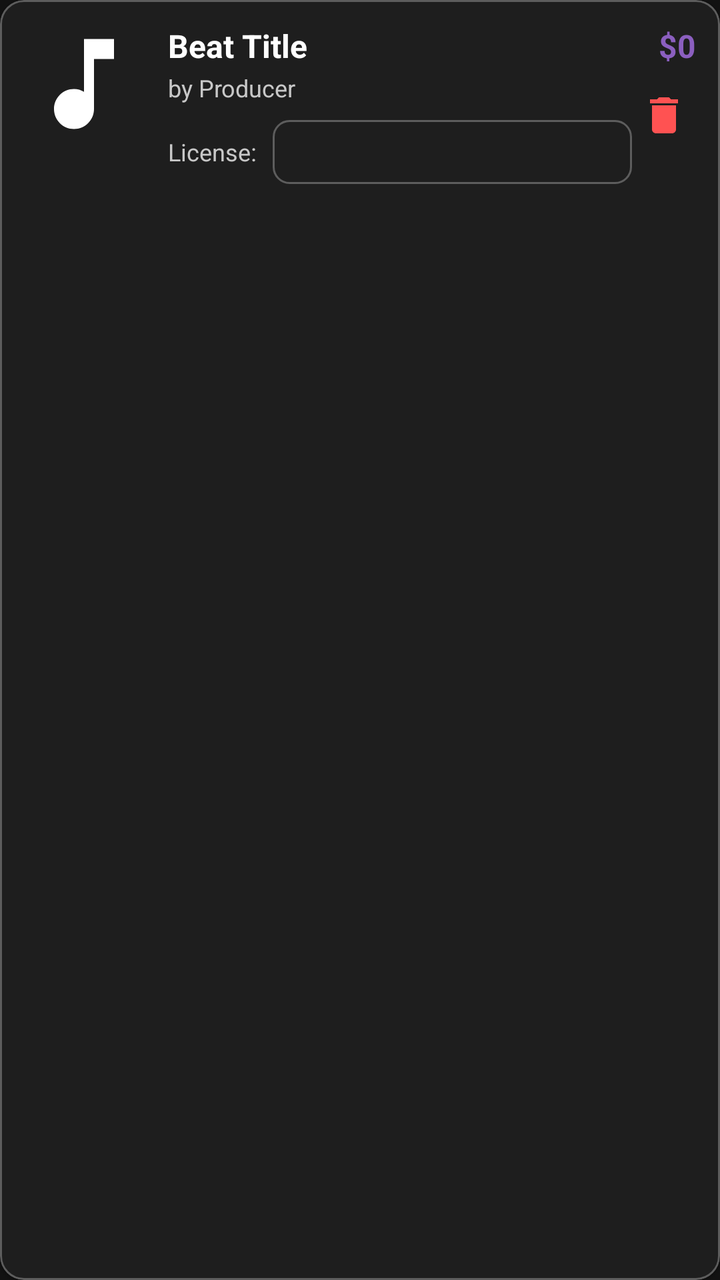
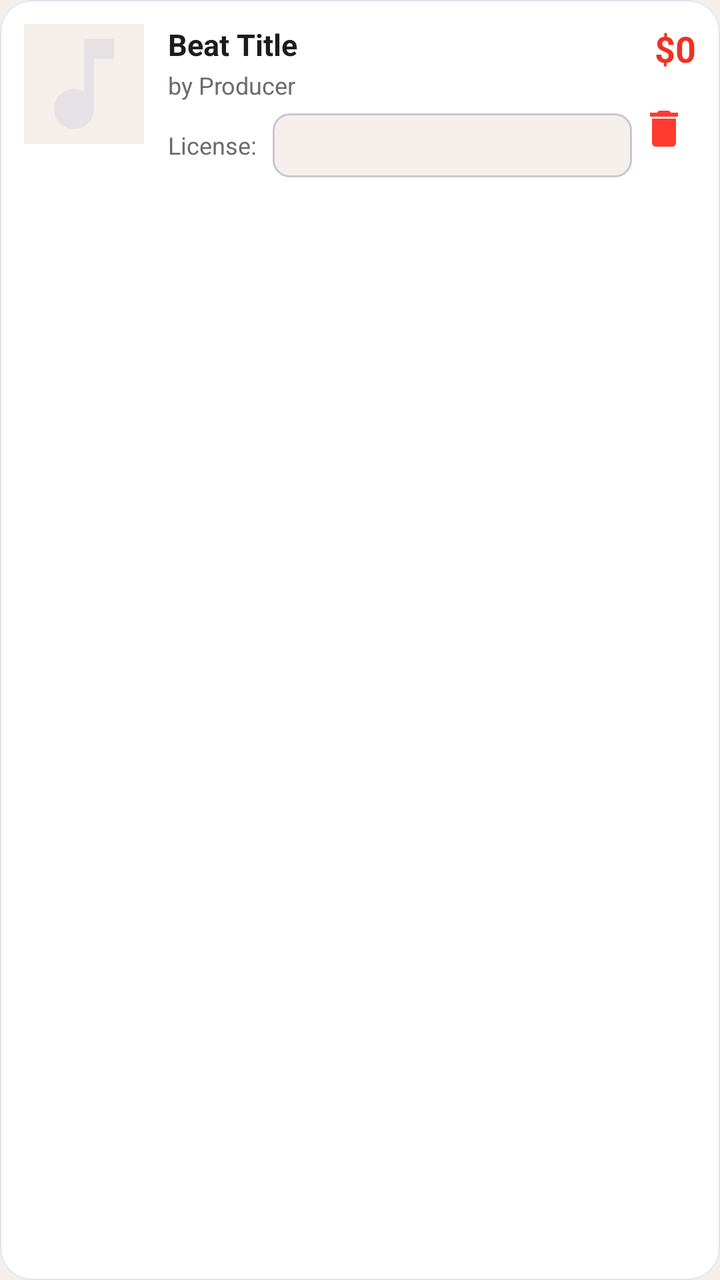

Screens rendered from an Android XML layout before and after an edit, with the pre-edit source and the edit as a unified diff.
<!-- AndroidManifest.xml: application theme Theme.BeatHouse.Dark -->
<!-- res/layout/item_cart.xml -->
<?xml version="1.0" encoding="utf-8"?>
<com.google.android.material.card.MaterialCardView
    xmlns:android="http://schemas.android.com/apk/res/android"
    xmlns:app="http://schemas.android.com/apk/res-auto"
    android:layout_width="match_parent"
    android:layout_height="wrap_content"
    android:layout_margin="8dp"
    app:cardCornerRadius="12dp"
    app:cardElevation="1dp"
    app:cardBackgroundColor="@color/surface_container"
    app:strokeColor="@color/outline"
    app:strokeWidth="1dp">

    <LinearLayout
        android:layout_width="match_parent"
        android:layout_height="wrap_content"
        android:orientation="horizontal"
        android:padding="12dp">

        
        <ImageView
            android:id="@+id/iv_cover"
            android:layout_width="60dp"
            android:layout_height="60dp"
            android:scaleType="centerCrop"
            android:src="@drawable/ic_music_note"
            android:layout_marginEnd="12dp"
            android:background="@color/surface_variant"
            android:contentDescription="Cover image" />

        
        <LinearLayout
            android:layout_width="0dp"
            android:layout_height="wrap_content"
            android:layout_weight="1"
            android:orientation="vertical">

            <TextView
                android:id="@+id/tv_title"
                android:layout_width="match_parent"
                android:layout_height="wrap_content"
                android:text="Beat Title"
                android:textSize="16sp"
                android:textStyle="bold"
                android:textColor="@color/on_surface"
                android:maxLines="1"
                android:ellipsize="end" />

            <TextView
                android:id="@+id/tv_producer"
                android:layout_width="match_parent"
                android:layout_height="wrap_content"
                android:text="by Producer"
                android:textSize="12sp"
                android:textColor="@color/on_surface_variant"
                android:layout_marginTop="2dp"
                android:maxLines="1"
                android:ellipsize="end" />

            
            <TextView
                android:id="@+id/tv_license_static"
                android:layout_width="match_parent"
                android:layout_height="wrap_content"
                android:text="License: MP3 + WAV"
                android:textSize="12sp"
                android:textColor="@color/primary"
                android:layout_marginTop="8dp"
                android:visibility="gone" />

            
            <LinearLayout
                android:id="@+id/ll_license_spinner"
                android:layout_width="match_parent"
                android:layout_height="wrap_content"
                android:orientation="horizontal"
                android:gravity="center_vertical"
                android:layout_marginTop="8dp"
                android:visibility="visible">

                <TextView
                    android:layout_width="wrap_content"
                    android:layout_height="wrap_content"
                    android:text="License:"
                    android:textSize="12sp"
                    android:textColor="@color/on_surface_variant"
                    android:layout_marginEnd="8dp" />

                <Spinner
                    android:id="@+id/spinner_license"
                    android:layout_width="0dp"
                    android:layout_height="32dp"
                    android:layout_weight="1"
                    android:textSize="12sp"
                    android:spinnerMode="dropdown"
                    android:background="@drawable/spinner_background"
                    android:paddingStart="8dp"
                    android:paddingEnd="8dp" />

            </LinearLayout>

        </LinearLayout>

        
        <LinearLayout
            android:layout_width="wrap_content"
            android:layout_height="match_parent"
            android:orientation="vertical"
            android:gravity="end">

            <TextView
                android:id="@+id/tv_price"
                android:layout_width="wrap_content"
                android:layout_height="wrap_content"
                android:text="$0"
                android:textSize="16sp"
                android:textStyle="bold"
                android:textColor="@color/primary"
                android:layout_marginBottom="8dp" />

            <ImageButton
                android:id="@+id/btn_remove"
                android:layout_width="32dp"
                android:layout_height="32dp"
                android:src="@drawable/ic_delete"
                android:background="?attr/selectableItemBackgroundBorderless"
                android:contentDescription="Remove"
                app:tint="@color/error" />

        </LinearLayout>

    </LinearLayout>

</com.google.android.material.card.MaterialCardView>
<!-- resources referenced by this layout -->
<resources>
  <color name="error">#FF5252</color>
  <color name="on_surface">#FFFFFF</color>
  <color name="on_surface_variant">#C8C8C8</color>
  <color name="outline">#5D5D5D</color>
  <color name="primary">#8B5FBF</color>
  <color name="surface_container">#1E1E1E</color>
  <color name="surface_variant">#1E1E1E</color>
  <style name="Theme.BeatHouse.Dark" parent="Base.Theme.BeatHouse" />
  <style name="Base.Theme.BeatHouse" parent="Theme.Material3.Dark">
          
          <item name="colorPrimary">@color/primary</item>
          <item name="colorOnPrimary">@color/on_primary</item>
          <item name="colorPrimaryContainer">@color/primary_container</item>
          <item name="colorOnPrimaryContainer">@color/on_primary_container</item>
  
          
          <item name="colorSurface">@color/surface</item>
          <item name="colorOnSurface">@color/on_surface</item>
          <item name="colorSurfaceVariant">@color/surface_variant</item>
          <item name="colorOnSurfaceVariant">@color/on_surface_variant</item>
  
          
          <item name="android:colorBackground">@color/background</item>
          <item name="colorOnBackground">@color/on_background</item>
  
          
          <item name="colorOutline">@color/outline</item>
  
          
          <item name="windowActionBar">false</item>
          <item name="windowNoTitle">true</item>
  
          
          <item name="android:statusBarColor" tools:targetApi="l">@color/surface</item>
          <item name="android:windowLightStatusBar" tools:targetApi="m">false</item>
  
          
          <item name="android:navigationBarColor" tools:targetApi="l">@color/surface</item>
      </style>
  <color name="primary_container">#2D1B45</color>
  <color name="on_primary_container">#E9DDFF</color>
  <color name="surface">#121212</color>
  <color name="background">#121212</color>
  <color name="on_background">#FFFFFF</color>
  <!-- unchanged entries left out for length: 4 -->
</resources>

<!-- the commit's change to res/layout/item_cart.xml (unified diff, before → after) -->
@@ -4,12 +4,12 @@
     xmlns:app="http://schemas.android.com/apk/res-auto"
     android:layout_width="match_parent"
     android:layout_height="wrap_content"
-    android:layout_margin="8dp"
-    app:cardCornerRadius="12dp"
-    app:cardElevation="1dp"
+    android:layout_marginBottom="8dp"
+    app:cardCornerRadius="16dp"
+    app:cardElevation="0dp"
     app:cardBackgroundColor="@color/surface_container"
-    app:strokeColor="@color/outline"
-    app:strokeWidth="1dp">
+    app:strokeColor="@color/outline_variant"
+    app:strokeWidth="0.5dp">
 
     <LinearLayout
         android:layout_width="match_parent"
@@ -26,6 +26,7 @@
             android:src="@drawable/ic_music_note"
             android:layout_marginEnd="12dp"
             android:background="@color/surface_variant"
+            app:cornerRadius="12dp"
             android:contentDescription="Cover image" />
 
         
@@ -35,24 +36,26 @@
             android:layout_weight="1"
             android:orientation="vertical">
 
+            
             <TextView
                 android:id="@+id/tv_title"
                 android:layout_width="match_parent"
                 android:layout_height="wrap_content"
                 android:text="Beat Title"
-                android:textSize="16sp"
+                android:textSize="15sp"
                 android:textStyle="bold"
                 android:textColor="@color/on_surface"
                 android:maxLines="1"
                 android:ellipsize="end" />
 
+            
             <TextView
                 android:id="@+id/tv_producer"
                 android:layout_width="match_parent"
                 android:layout_height="wrap_content"
                 android:text="by Producer"
                 android:textSize="12sp"
-                android:textColor="@color/on_surface_variant"
+                android:textColor="@color/on_surface_secondary"
                 android:layout_marginTop="2dp"
                 android:maxLines="1"
                 android:ellipsize="end" />
@@ -62,10 +65,10 @@
                 android:id="@+id/tv_license_static"
                 android:layout_width="match_parent"
                 android:layout_height="wrap_content"
-                android:text="License: MP3 + WAV"
+                android:text="MP3 + WAV"
                 android:textSize="12sp"
                 android:textColor="@color/primary"
-                android:layout_marginTop="8dp"
+                android:layout_marginTop="4dp"
                 android:visibility="gone" />
 
             
@@ -75,7 +78,7 @@
                 android:layout_height="wrap_content"
                 android:orientation="horizontal"
                 android:gravity="center_vertical"
-                android:layout_marginTop="8dp"
+                android:layout_marginTop="6dp"
                 android:visibility="visible">
 
                 <TextView
@@ -83,7 +86,7 @@
                     android:layout_height="wrap_content"
                     android:text="License:"
                     android:textSize="12sp"
-                    android:textColor="@color/on_surface_variant"
+                    android:textColor="@color/on_surface_secondary"
                     android:layout_marginEnd="8dp" />
 
                 <Spinner
@@ -113,10 +116,10 @@
                 android:layout_width="wrap_content"
                 android:layout_height="wrap_content"
                 android:text="$0"
-                android:textSize="16sp"
+                android:textSize="18sp"
                 android:textStyle="bold"
                 android:textColor="@color/primary"
-                android:layout_marginBottom="8dp" />
+                android:layout_marginBottom="12dp" />
 
             <ImageButton
                 android:id="@+id/btn_remove"
@@ -125,7 +128,7 @@
                 android:src="@drawable/ic_delete"
                 android:background="?attr/selectableItemBackgroundBorderless"
                 android:contentDescription="Remove"
-                app:tint="@color/error" />
+                app:tint="@color/error_red" />
 
         </LinearLayout>
 
<!-- resource entries referenced after the edit -->
@@ -1,49 +1,88 @@
 <!-- resources referenced by this layout -->
 <resources>
-  <color name="error">#FF5252</color>
-  <color name="on_surface">#FFFFFF</color>
-  <color name="on_surface_variant">#C8C8C8</color>
-  <color name="outline">#5D5D5D</color>
-  <color name="primary">#8B5FBF</color>
-  <color name="surface_container">#1E1E1E</color>
-  <color name="surface_variant">#1E1E1E</color>
-  <style name="Theme.BeatHouse.Dark" parent="Base.Theme.BeatHouse" />
-  <style name="Base.Theme.BeatHouse" parent="Theme.Material3.Dark">
+  <color name="error_red">#FF3B30</color>
+  <color name="error">#BA1A1A</color>
+  <color name="error_container">#FFDAD6</color>
+  <color name="on_surface">#1C1B1F</color>
+  <color name="on_surface_secondary">#6C6A70</color>
+  <color name="outline_variant">#E7E0EC</color>
+  <color name="on_surface_variant">#49454F</color>
+  <color name="outline">#CAC4D0</color>
+  <style name="Theme.BeatHouse" parent="Theme.Material3.DayNight.NoActionBar">
           
           <item name="colorPrimary">@color/primary</item>
+          <item name="colorPrimaryContainer">@color/primary_container</item>
           <item name="colorOnPrimary">@color/on_primary</item>
-          <item name="colorPrimaryContainer">@color/primary_container</item>
-          <item name="colorOnPrimaryContainer">@color/on_primary_container</item>
-  
-          
+          <item name="colorSecondary">@color/secondary</item>
+          <item name="colorSecondaryContainer">@color/secondary_container</item>
+          <item name="colorOnSecondary">@color/on_secondary</item>
+          <item name="colorError">@color/error</item>
+          <item name="colorErrorContainer">@color/error_container</item>
+          <item name="colorOnError">@color/on_primary</item>
           <item name="colorSurface">@color/surface</item>
+          <item name="colorSurfaceVariant">@color/surface_variant</item>
           <item name="colorOnSurface">@color/on_surface</item>
-          <item name="colorSurfaceVariant">@color/surface_variant</item>
           <item name="colorOnSurfaceVariant">@color/on_surface_variant</item>
-  
-          
-          <item name="android:colorBackground">@color/background</item>
-          <item name="colorOnBackground">@color/on_background</item>
-  
-          
           <item name="colorOutline">@color/outline</item>
   
           
-          <item name="windowActionBar">false</item>
-          <item name="windowNoTitle">true</item>
+          <item name="android:statusBarColor">@color/surface</item>
+          <item name="android:windowLightStatusBar">true</item>
   
           
-          <item name="android:statusBarColor" tools:targetApi="l">@color/surface</item>
-          <item name="android:windowLightStatusBar" tools:targetApi="m">false</item>
+          <item name="android:navigationBarColor">@color/surface</item>
+          <item name="android:windowLightNavigationBar">true</item>
   
           
-          <item name="android:navigationBarColor" tools:targetApi="l">@color/surface</item>
+          <item name="android:windowBackground">@color/background</item>
+  
+          
+          <item name="android:windowAnimationStyle">@style/Animation.BeatHouse</item>
+  
+          
+          <item name="materialButtonStyle">@style/Widget.BeatHouse.Button</item>
+          <item name="materialCardViewStyle">@style/Widget.BeatHouse.Card</item>
       </style>
-  <color name="primary_container">#2D1B45</color>
-  <color name="on_primary_container">#E9DDFF</color>
-  <color name="surface">#121212</color>
-  <color name="background">#121212</color>
-  <color name="on_background">#FFFFFF</color>
+  <color name="background_dark">#F5EFEB</color>
+  <color name="primary">#EF3124</color>
+  <color name="surface_container">#FFFFFF</color>
+  <color name="surface_variant">#F5EFEB</color>
+  <style name="Theme.BeatHouse.Dark" parent="Theme.BeatHouse">
+          <item name="colorSurface">#1C1B1F</item>
+          <item name="colorSurfaceVariant">#2E2C32</item>
+          <item name="colorOnSurface">#E6E1E5</item>
+          <item name="colorOnSurfaceVariant">#CAC4D0</item>
+          <item name="colorOutline">#938F99</item>
+          <item name="android:statusBarColor">@color/background_dark</item>
+          <item name="android:windowBackground">@color/background_dark</item>
+      </style>
+  <color name="primary_container">#FFDAD6</color>
+  <color name="secondary">#625B71</color>
+  <color name="secondary_container">#E8DEF8</color>
+  <color name="on_secondary">#FFFFFF</color>
+  <color name="surface">#FDF8F5</color>
+  <color name="background">#F2F2F7</color>
+  <style name="Animation.BeatHouse" parent="@android:style/Animation.Activity">
+          <item name="android:activityOpenEnterAnimation">@anim/slide_in_right</item>
+          <item name="android:activityOpenExitAnimation">@anim/slide_out_left</item>
+          <item name="android:activityCloseEnterAnimation">@anim/slide_in_left</item>
+          <item name="android:activityCloseExitAnimation">@anim/slide_out_right</item>
+          <item name="android:windowEnterAnimation">@anim/fade_in</item>
+          <item name="android:windowExitAnimation">@anim/fade_out</item>
+      </style>
+  <style name="Widget.BeatHouse.Button" parent="Widget.Material3.Button">
+          <item name="android:textSize">15sp</item>
+          <item name="android:textStyle">bold</item>
+          <item name="cornerRadius">12dp</item>
+          <item name="iconGravity">textStart</item>
+          <item name="iconPadding">8dp</item>
+      </style>
+  <style name="Widget.BeatHouse.Card" parent="Widget.Material3.CardView.Elevated">
+          <item name="cardCornerRadius">16dp</item>
+          <item name="cardElevation">0dp</item>
+          <item name="strokeColor">@color/outline_variant</item>
+          <item name="strokeWidth">0.5dp</item>
+      </style>
   <!-- unchanged entries left out for length: 4 -->
 </resources>
 
